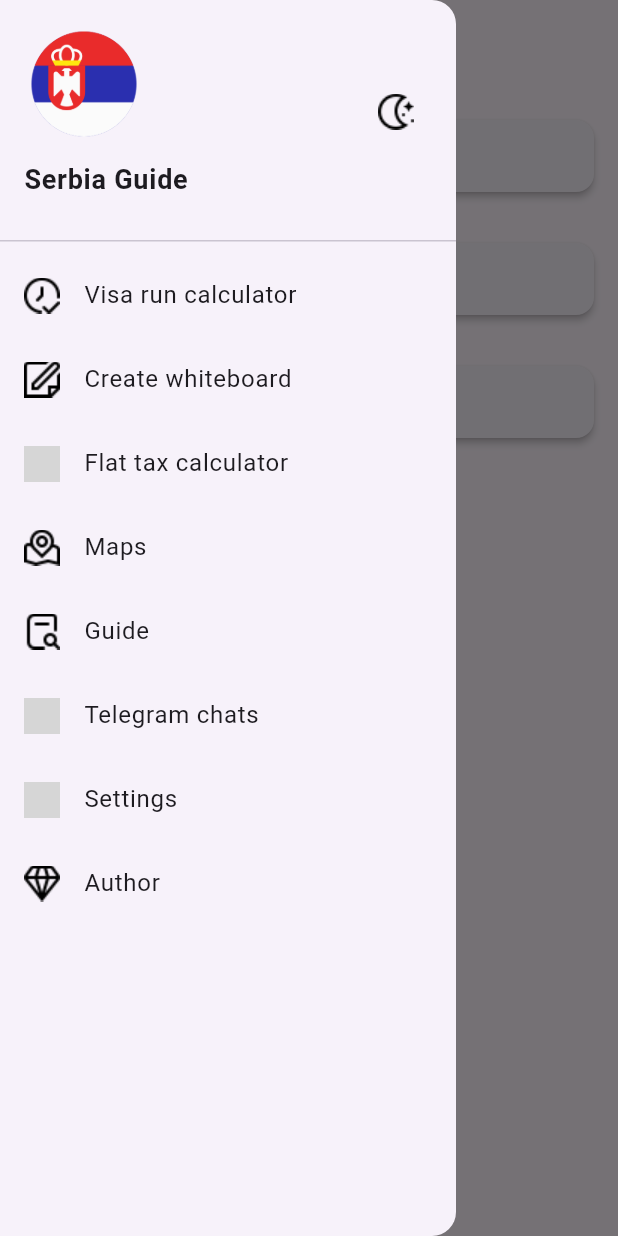
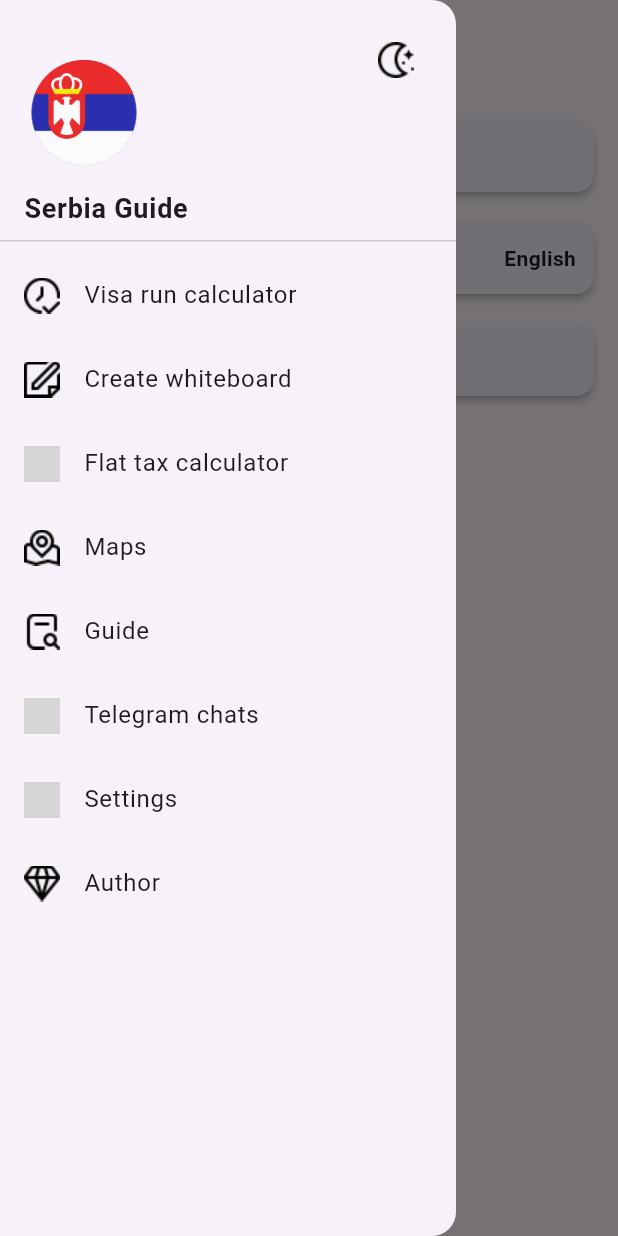
Before and after one commit to ialakey/srbguide, a Flutter app: the SettingsScreen screen opened directly, with the side drawer open, on a phone screen of 412 x 824 dp. Run offline on Flutter 3.47's test engine with Material 3 defaults, Android fonts, the phone set to English and light mode, and no system bars; our stand-ins replace flutter_markdown, flutter_xlider, open_file, photo_view, quickalert, share and 2 more; missing offline and left inert: add_2_calendar, docx_template; accounts and stored records are empty; grey boxes are pictures that could not be loaded.

Commit message:
change settings and menu icon change theme

```diff
--- a/lib/l10n/app_en.arb
+++ b/lib/l10n/app_en.arb
@@ -52,8 +52,7 @@
   "info_by_author": "This app is developed solely out of enthusiasm. If it has been helpful to you and you wish to express gratitude to the author, there are a few ways to do so! 😎",
   "donate": "Via phone number +7 952 633 49 42 SPB Sber, QIWI",
   "crypto": "Crypto",
-  "change_language": "Change language",
-  "select_language": "Select language",
+  "language": "Language",
   "russian": "Русский",
   "english": "English",
   "text_size": "Text size",
--- a/lib/l10n/app_ru.arb
+++ b/lib/l10n/app_ru.arb
@@ -52,8 +52,7 @@
   "info_by_author": "Это приложение разрабатывается исключительно на основе энтузиазма. Если оно оказало вам помощь и вы желаете выразить благодарность автору, есть несколько способов сделать это! 😎",
   "donate": "По номеру телефона +7 952 633 49 42 СПБ Сбер, QIWI",
   "crypto": "Крипта",
-  "change_language": "Сменить язык",
-  "select_language": "Выбрать язык",
+  "language": "Язык",
   "russian": "Русский",
   "english": "English",
   "text_size": "Размер текста",
--- a/lib/screens/settings.dart
+++ b/lib/screens/settings.dart
@@ -117,8 +117,6 @@ class _SettingsScreenState extends State<SettingsScreen> {
 
   @override
   Widget build(BuildContext context) {
-    //String buttonText = _isDarkMode ? AppLocalizations.of(context)!.translate('light_theme') : AppLocalizations.of(context)!.translate('dark_theme');
-
     return Scaffold(
       appBar:
       CustomAppBar(
@@ -141,19 +139,9 @@ class _SettingsScreenState extends State<SettingsScreen> {
               ),
               _changeTextSize,
             ),
-            SizedBox(height: 18),
-            // _buildCard(
-            //   buttonText,
-            //   ThemedIcon(
-            //     lightIcon: 'assets/icons_24x24/moon-stars.png',
-            //     darkIcon: 'assets/icons_24x24/sun.png',
-            //     size: 24.0,
-            //   ),
-            //   _toggleTheme,
-            // ),
-            // SizedBox(height: 20),
+            SizedBox(height: 4),
             _buildLanguageCard(context),
-            SizedBox(height: 18),
+            SizedBox(height: 4),
             _buildCard(
               AppLocalizations.of(context)!.translate('clear_data'),
               ThemedIcon(
@@ -179,13 +167,12 @@ class _SettingsScreenState extends State<SettingsScreen> {
           padding: EdgeInsets.all(12.0),
           child: Row(
             children: [
-              SizedBox(width: 10),
+              icon,
+              SizedBox(width: 12),
               Text(
                 title,
                 style: TextStyle(fontSize: 16),
               ),
-              SizedBox(width: 10),
-              icon,
             ],
           ),
         ),
@@ -196,6 +183,17 @@ class _SettingsScreenState extends State<SettingsScreen> {
   Widget _buildLanguageCard(BuildContext context) {
     final languageProvider = Provider.of<LanguageProvider>(context);
 
+    String languageCode = languageProvider.selectedLocale.languageCode;
+    String languageName = '';
+    switch (languageCode) {
+      case 'ru':
+        languageName = AppLocalizations.of(context)!.translate('russian');
+        break;
+      case 'en':
+        languageName = AppLocalizations.of(context)!.translate('english');
+        break;
+    }
+
     return Card(
       elevation: 2,
       margin: EdgeInsets.symmetric(vertical: 8.0),
@@ -205,16 +203,21 @@ class _SettingsScreenState extends State<SettingsScreen> {
           padding: EdgeInsets.all(12.0),
           child: Row(
             children: [
-              SizedBox(width: 10),
-              Text(
-                AppLocalizations.of(context)!.translate('change_language'),
-                style: TextStyle(fontSize: 16),
-              ),
-              SizedBox(width: 10),
               ThemedIcon(
                 lightIcon: 'assets/icons_24x24/globe.png',
                 darkIcon: 'assets/icons_24x24/globe.png',
                 size: 24.0,
+              ),
+              SizedBox(width: 12),
+              Text(
+                AppLocalizations.of(context)!.translate('language'),
+                style: TextStyle(fontSize: 16),
+              ),
+              SizedBox(width: 10),
+              Spacer(),
+              Text(
+                  languageName,
+                  style: TextStyle(fontWeight: FontWeight.bold),
               ),
             ],
           ),
@@ -222,12 +225,13 @@ class _SettingsScreenState extends State<SettingsScreen> {
       ),
     );
   }
+
   void _showLanguageDialog(BuildContext context, LanguageProvider languageProvider) {
     showDialog(
       context: context,
       builder: (BuildContext context) {
         return AlertDialog(
-          title: Text(AppLocalizations.of(context)!.translate('select_language')),
+          title: Text(AppLocalizations.of(context)!.translate('language')),
           content: StatefulBuilder(
             builder: (BuildContext context, StateSetter setState) {
               return SingleChildScrollView(
--- a/lib/widget/drawer/drawer_header.dart
+++ b/lib/widget/drawer/drawer_header.dart
@@ -40,14 +40,42 @@ class _CustomDrawerHeaderState extends State<CustomDrawerHeader> with SingleTick
   Widget build(BuildContext context) {
     return DrawerHeader(
       decoration: BoxDecoration(),
+      child: Stack(
+        children: [
+          Positioned(
+            top: 0,
+            right: 0,
+            left: 0,
+            child: Row(
+              mainAxisAlignment: MainAxisAlignment.end,
+              children: [
+                AnimatedBuilder(
+                  animation: _controller,
+                  builder: (context, child) {
+                    return Transform.rotate(
+                      angle: _controller.value * pi,
+                      child: IconButton(
+                        icon: ThemedIcon(
+                          lightIcon: 'assets/icons_24x24/moon-stars.png',
+                          darkIcon: 'assets/icons_24x24/sun.png',
+                          size: 30,
+                        ),
+                        onPressed: () {
+                          _toggleTheme(context);
+                        },
+                      ),
+                    );
+                  },
+                ),
+              ],
+            ),
+          ),
+          Positioned(
+            bottom: 0,
+            left: 0,
             child: Column(
               crossAxisAlignment: CrossAxisAlignment.start,
-        children: [
-          Row(
-            mainAxisAlignment: MainAxisAlignment.spaceBetween,
-            children: [
-              Column(
-                crossAxisAlignment: CrossAxisAlignment.start,
+              mainAxisAlignment: MainAxisAlignment.end,
               children: [
                 CircleAvatar(
                   radius: 40.0,
@@ -68,25 +96,6 @@ class _CustomDrawerHeaderState extends State<CustomDrawerHeader> with SingleTick
                 ),
               ],
             ),
-              AnimatedBuilder(
-                animation: _controller,
-                builder: (context, child) {
-                  return Transform.rotate(
-                    angle: _controller.value * pi,
-                    child: IconButton(
-                      icon: ThemedIcon(
-                        lightIcon: 'assets/icons_24x24/moon-stars.png',
-                        darkIcon: 'assets/icons_24x24/sun.png',
-                        size: 30,
-                      ),
-                      onPressed: () {
-                        _toggleTheme(context);
-                      },
-                    ),
-                  );
-                },
-              ),
-            ],
           ),
         ],
       ),
```
Lines whose indentation alone changed are shown as unchanged.
